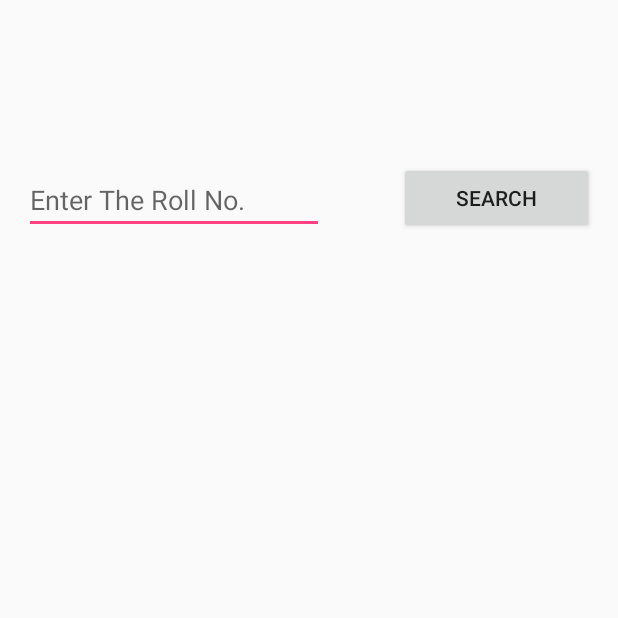
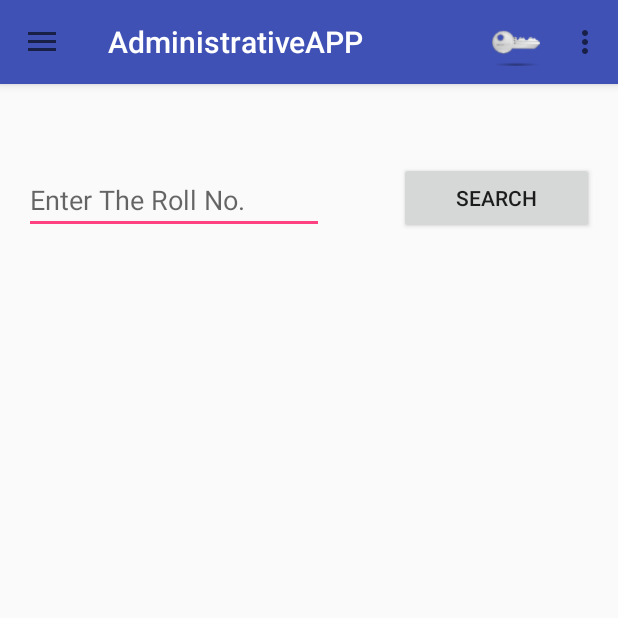
Before and after one commit to ishitathakur/AdministrativeApp, an Android app: the WatchmanSearchActivity screen opened directly, with no data from a screen before it, on a phone screen of 412 x 824 dp, the top half of it. Run offline under Robolectric (Android 15) with nearby library versions, the phone set to English and light mode, and no system bars.

Commit message:
minor bug-fix

```diff
--- a/app/src/main/java/com/example/ishita/administrativeapp/WatchmanSearchActivity.java
+++ b/app/src/main/java/com/example/ishita/administrativeapp/WatchmanSearchActivity.java
@@ -1,20 +1,34 @@
 package com.example.ishita.administrativeapp;
 
 import android.content.Intent;
+import android.graphics.Color;
+import android.net.Uri;
 import android.os.Bundle;
+import android.support.design.widget.NavigationView;
+import android.support.v4.widget.DrawerLayout;
+import android.support.v7.app.ActionBarDrawerToggle;
 import android.support.v7.app.AppCompatActivity;
+import android.support.v7.widget.Toolbar;
+import android.view.Menu;
+import android.view.MenuItem;
 import android.view.View;
 import android.widget.Button;
 import android.widget.EditText;
 
-public class WatchmanSearchActivity extends AppCompatActivity {
+public class WatchmanSearchActivity extends AppCompatActivity implements  NavigationView.OnNavigationItemSelectedListener{
     private EditText rollno;
     private Button   search;
+    PersonalData personalData;
     String rollNo;
     @Override
     protected void onCreate(Bundle savedInstanceState) {
         super.onCreate(savedInstanceState);
-        setContentView(R.layout.activity_watchman_search);
+        setContentView(R.layout.nav_drawer_watch);
+        Toolbar toolbar = (Toolbar) findViewById(R.id.toolbar);
+        setSupportActionBar(toolbar);
+        toolbar.setTitleTextColor(Color.WHITE);
+
+        personalData = new PersonalData(this);
         rollno=(EditText)findViewById(R.id.roll_no);
         search=(Button) findViewById(R.id.search);
         search.setOnClickListener(new View.OnClickListener() {
@@ -28,5 +42,88 @@ public class WatchmanSearchActivity extends AppCompatActivity {
                 startActivity(i);
             }});
 
+        DrawerLayout drawer = (DrawerLayout) findViewById(R.id.drawer_layout);
+        ActionBarDrawerToggle toggle = new ActionBarDrawerToggle(this,drawer,toolbar,R.string.navigation_drawer_open,R.string.navigation_drawer_close);
+        drawer.setDrawerListener(toggle);
+        toggle.syncState();
+        NavigationView navigationView = (NavigationView) findViewById(R.id.nav_view);
+        navigationView.setNavigationItemSelectedListener(this);
+
+    }
+
+    @Override
+    public boolean onCreateOptionsMenu (Menu menu){
+        getMenuInflater().inflate(R.menu.home,menu);
+        return true;
+    }
+
+    @Override
+    public boolean onOptionsItemSelected(MenuItem item){
+        int id= item.getItemId();
+        if(id==R.id.action_logout){
+
+            personalData.SaveData(false);
+            Intent launch_logout=new Intent(WatchmanSearchActivity.this,MainActivity.class);
+            launch_logout.setFlags(Intent.FLAG_ACTIVITY_CLEAR_TOP);
+            launch_logout.setFlags(Intent.FLAG_ACTIVITY_CLEAR_TASK);
+            startActivity(launch_logout);
+            finish();
+
+        }/*else if(id==R.id.password) {
+            Intent in = new Intent(getApplicationContext(), ChangePassword.class);
+            startActivity(in);
+
+        }*/
+        return true;
+    }
+
+    @SuppressWarnings("StatementWithEmptyBody")
+    @Override
+    public boolean onNavigationItemSelected(MenuItem item)
+    {
+        int id= item.getItemId();
+        if(id==R.id.profile){
+           /* Intent launch_profile= new Intent(getApplicationContext(),Profile.class);
+            launch_profile.setFlags(Intent.FLAG_ACTIVITY_CLEAR_TOP);
+            launch_profile.putExtra("EXIT",true);
+            startActivity(launch_profile);*/
+        } else if(id==R.id.about){
+          /*  AlertDialog.Builder builder = new AlertDialog.Builder(this);
+            builder.setTitle(String.format("%1$s", getString(R.string.app_name)));
+            builder.setMessage(getResources().getText(R.string.about_text));
+            builder.setPositiveButton("OK", null);
+            builder.setIcon(R.mipmap.ic_launcher);
+            AlertDialog welcomeAlert = builder.create();
+            welcomeAlert.show();
+            ((TextView) welcomeAlert.findViewById(android.R.id.message)).setMovementMethod(LinkMovementMethod.getInstance());*/
+        }else if(id==R.id.contributors){
+           /* AlertDialog.Builder builder = new AlertDialog.Builder(this);
+            builder.setTitle(String.format("%1$s", getString(R.string.contributors)));
+            builder.setMessage(getResources().getText(R.string.contributors_text));
+            builder.setPositiveButton("OK", null);
+            //builder.setIcon(R.mipmap.nimbus_icon);
+            AlertDialog welcomeAlert = builder.create();
+            welcomeAlert.show();
+            ((TextView) welcomeAlert.findViewById(android.R.id.message)).setMovementMethod(LinkMovementMethod.getInstance());*/
+        }else if(id==R.id.bug){
+            Intent intent = new Intent(Intent.ACTION_SENDTO);
+            String uriText = "mailto:" + Uri.encode("ishitathakur@gmail.com") + "?subject=" +
+                    Uri.encode("Reporting A Bug/Feedback") + "&body=" + Uri.encode("Hello, Ishita \nI want to report a bug/give feedback corresponding to the app EOutPass.\n.....\n\n-Your name");
+
+            Uri uri = Uri.parse(uriText);
+            intent.setData(uri);
+            startActivity(Intent.createChooser(intent, "Send Email"));
+        }else if(id==R.id.licenses){
+          /*  AlertDialog.Builder builder = new AlertDialog.Builder(this);
+            builder.setTitle(String.format("%1$s", getString(R.string.open_source_licenses)));
+            builder.setMessage(getResources().getText(R.string.licenses_text));
+            builder.setPositiveButton("OK", null);
+            //builder.setIcon(R.mipmap.nimbus_icon);
+            AlertDialog welcomeAlert = builder.create();
+            welcomeAlert.show();
+            ((TextView) welcomeAlert.findViewById(android.R.id.message)).setMovementMethod(LinkMovementMethod.getInstance());*/
+        }
+        return true;
+
     }
 }
--- /dev/null
+++ b/app/src/main/res/layout/app_bar_main_watch.xml
@@ -0,0 +1,29 @@
+<?xml version="1.0" encoding="utf-8"?>
+<android.support.design.widget.CoordinatorLayout xmlns:android="http://schemas.android.com/apk/res/android"
+    xmlns:app="http://schemas.android.com/apk/res-auto"
+    xmlns:tools="http://schemas.android.com/tools"
+    android:layout_width="match_parent"
+    android:layout_height="match_parent"
+    android:fitsSystemWindows="true"
+    tools:context=".WatchmanSearchActivity">
+
+    <android.support.design.widget.AppBarLayout
+        android:layout_width="match_parent"
+        android:layout_height="wrap_content"
+        android:id="@+id/bar"
+        >
+
+        <android.support.v7.widget.Toolbar
+            android:id="@+id/toolbar"
+            android:layout_width="match_parent"
+            android:layout_height="?attr/actionBarSize"
+            android:background="?attr/colorPrimary"
+            app:popupTheme="@style/AppTheme" />
+
+    </android.support.design.widget.AppBarLayout>
+
+    <include
+
+        layout="@layout/activity_watchman_search" />
+
+</android.support.design.widget.CoordinatorLayout>
--- /dev/null
+++ b/app/src/main/res/layout/nav_drawer_watch.xml
@@ -0,0 +1,28 @@
+<?xml version="1.0" encoding="utf-8"?>
+<android.support.v4.widget.DrawerLayout xmlns:android="http://schemas.android.com/apk/res/android"
+    xmlns:app="http://schemas.android.com/apk/res-auto"
+    xmlns:tools="http://schemas.android.com/tools"
+    android:id="@+id/drawer_layout"
+    android:layout_width="match_parent"
+    android:layout_height="match_parent"
+    android:fitsSystemWindows="true"
+    tools:openDrawer="start">
+
+
+
+    <include
+        layout="@layout/app_bar_main_watch"
+        android:layout_width="match_parent"
+        android:layout_height="match_parent"
+        style="@style/AppTheme"/>
+
+    <android.support.design.widget.NavigationView
+        android:id="@+id/nav_view"
+        android:layout_width="wrap_content"
+        android:layout_height="match_parent"
+        android:layout_gravity="start"
+        android:fitsSystemWindows="true"
+        app:headerLayout="@layout/nav_header_main"
+        app:menu="@menu/activity_main_drawer" />
+
+</android.support.v4.widget.DrawerLayout>
```
